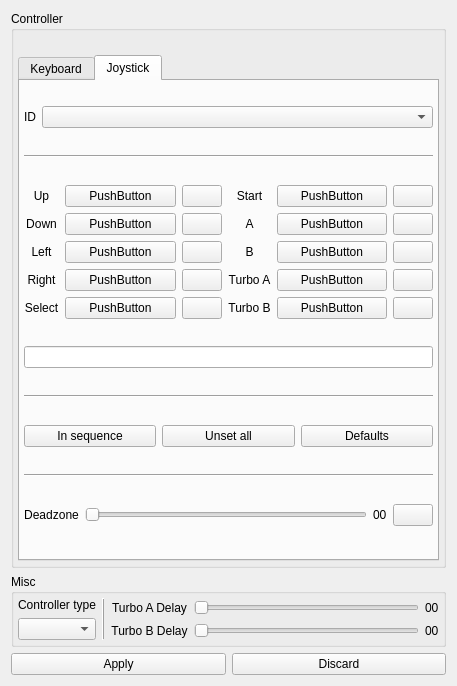
The window that src/gui/designer/dlgStdPad.ui (punesemu/puNES) describes before a commit, drawn with Qt 5.
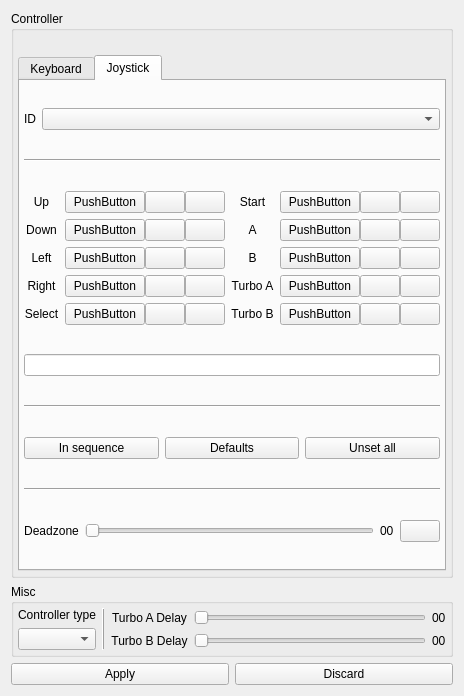
The same window after the commit. The open tabs and pages were chosen to show the change. Icons and pictures are not drawn.

Commit message:
Added the possibility to restore the default for each single button (dlgStdPad).
Fixed tabOrder for some dialogs.

Patch:
```diff
--- a/src/gui/designer/dlgStdPad.ui
+++ b/src/gui/designer/dlgStdPad.ui
@@ -10,7 +10,7 @@
     <x>0</x>
     <y>0</y>
     <width>457</width>
-    <height>686</height>
+    <height>696</height>
    </rect>
   </property>
   <property name="windowTitle">
@@ -738,189 +738,12 @@
               </property>
              </widget>
             </item>
-            <item row="1" column="3">
-             <widget class="QLabel" name="label_joy_A">
-              <property name="text">
-               <string>A</string>
-              </property>
-              <property name="alignment">
-               <set>Qt::AlignCenter</set>
-              </property>
-             </widget>
-            </item>
-            <item row="1" column="0">
-             <widget class="QLabel" name="label_joy_Down">
-              <property name="text">
-               <string>Down</string>
-              </property>
-              <property name="alignment">
-               <set>Qt::AlignCenter</set>
-              </property>
-             </widget>
-            </item>
-            <item row="0" column="2">
-             <widget class="QPushButton" name="pushButton_joy_unset_Up">
-              <property name="sizePolicy">
-               <sizepolicy hsizetype="Fixed" vsizetype="Fixed">
-                <horstretch>0</horstretch>
-                <verstretch>0</verstretch>
-               </sizepolicy>
-              </property>
-              <property name="toolTip">
-               <string>Unset</string>
-              </property>
-              <property name="text">
-               <string notr="true"/>
-              </property>
-              <property name="icon">
-               <iconset resource="resources.qrc">
-                <normaloff>:/icon/icons/trash.svg</normaloff>:/icon/icons/trash.svg</iconset>
-              </property>
-             </widget>
-            </item>
-            <item row="0" column="5">
-             <widget class="QPushButton" name="pushButton_joy_unset_Start">
-              <property name="sizePolicy">
-               <sizepolicy hsizetype="Fixed" vsizetype="Fixed">
-                <horstretch>0</horstretch>
-                <verstretch>0</verstretch>
-               </sizepolicy>
-              </property>
-              <property name="toolTip">
-               <string>Unset</string>
-              </property>
-              <property name="text">
-               <string notr="true"/>
-              </property>
-              <property name="icon">
-               <iconset resource="resources.qrc">
-                <normaloff>:/icon/icons/trash.svg</normaloff>:/icon/icons/trash.svg</iconset>
-              </property>
-             </widget>
-            </item>
-            <item row="2" column="0">
-             <widget class="QLabel" name="label_joy_Left">
-              <property name="text">
-               <string>Left</string>
-              </property>
-              <property name="alignment">
-               <set>Qt::AlignCenter</set>
-              </property>
-             </widget>
-            </item>
-            <item row="0" column="3">
-             <widget class="QLabel" name="label_joy_Start">
-              <property name="text">
-               <string>Start</string>
-              </property>
-              <property name="alignment">
-               <set>Qt::AlignCenter</set>
-              </property>
-             </widget>
-            </item>
-            <item row="0" column="1">
-             <widget class="QPushButton" name="pushButton_joy_Up">
-              <property name="sizePolicy">
-               <sizepolicy hsizetype="Expanding" vsizetype="Fixed">
-                <horstretch>0</horstretch>
-                <verstretch>0</verstretch>
-               </sizepolicy>
-              </property>
-              <property name="text">
-               <string notr="true">PushButton</string>
-              </property>
-             </widget>
-            </item>
-            <item row="0" column="4">
-             <widget class="QPushButton" name="pushButton_joy_Start">
-              <property name="sizePolicy">
-               <sizepolicy hsizetype="Expanding" vsizetype="Fixed">
-                <horstretch>0</horstretch>
-                <verstretch>0</verstretch>
-               </sizepolicy>
-              </property>
-              <property name="text">
-               <string notr="true">PushButton</string>
-              </property>
-             </widget>
-            </item>
-            <item row="2" column="4">
-             <widget class="QPushButton" name="pushButton_joy_B">
-              <property name="sizePolicy">
-               <sizepolicy hsizetype="Expanding" vsizetype="Fixed">
-                <horstretch>0</horstretch>
-                <verstretch>0</verstretch>
-               </sizepolicy>
-              </property>
-              <property name="text">
-               <string notr="true">PushButton</string>
-              </property>
-             </widget>
-            </item>
-            <item row="4" column="3">
-             <widget class="QLabel" name="label_joy_TurboB">
-              <property name="text">
-               <string>Turbo B</string>
-              </property>
-              <property name="alignment">
-               <set>Qt::AlignCenter</set>
-              </property>
-             </widget>
-            </item>
-            <item row="2" column="5">
-             <widget class="QPushButton" name="pushButton_joy_unset_B">
-              <property name="sizePolicy">
-               <sizepolicy hsizetype="Fixed" vsizetype="Fixed">
-                <horstretch>0</horstretch>
-                <verstretch>0</verstretch>
-               </sizepolicy>
-              </property>
-              <property name="toolTip">
-               <string>Unset</string>
-              </property>
-              <property name="text">
-               <string notr="true"/>
-              </property>
-              <property name="icon">
-               <iconset resource="resources.qrc">
-                <normaloff>:/icon/icons/trash.svg</normaloff>:/icon/icons/trash.svg</iconset>
-              </property>
-             </widget>
-            </item>
-            <item row="4" column="4">
-             <widget class="QPushButton" name="pushButton_joy_TurboB">
-              <property name="sizePolicy">
-               <sizepolicy hsizetype="Expanding" vsizetype="Fixed">
-                <horstretch>0</horstretch>
-                <verstretch>0</verstretch>
-               </sizepolicy>
-              </property>
-              <property name="text">
-               <string notr="true">PushButton</string>
-              </property>
-             </widget>
-            </item>
-            <item row="3" column="2">
-             <widget class="QPushButton" name="pushButton_joy_unset_Right">
-              <property name="sizePolicy">
-               <sizepolicy hsizetype="Fixed" vsizetype="Fixed">
-                <horstretch>0</horstretch>
-                <verstretch>0</verstretch>
-               </sizepolicy>
-              </property>
-              <property name="toolTip">
-               <string>Unset</string>
-              </property>
-              <property name="text">
-               <string notr="true"/>
-              </property>
-              <property name="icon">
-               <iconset resource="resources.qrc">
-                <normaloff>:/icon/icons/trash.svg</normaloff>:/icon/icons/trash.svg</iconset>
-              </property>
-             </widget>
-            </item>
             <item row="3" column="1">
+             <layout class="QHBoxLayout" name="horizontalLayout_joy_du_Right">
+              <property name="spacing">
+               <number>0</number>
+              </property>
+              <item>
              <widget class="QPushButton" name="pushButton_joy_Right">
               <property name="sizePolicy">
                <sizepolicy hsizetype="Expanding" vsizetype="Fixed">
@@ -933,40 +756,54 @@
               </property>
              </widget>
             </item>
-            <item row="3" column="4">
-             <widget class="QPushButton" name="pushButton_joy_TurboA">
+              <item>
+               <widget class="QPushButton" name="pushButton_joy_default_Right">
               <property name="sizePolicy">
-               <sizepolicy hsizetype="Expanding" vsizetype="Fixed">
+                 <sizepolicy hsizetype="Fixed" vsizetype="Fixed">
                 <horstretch>0</horstretch>
                 <verstretch>0</verstretch>
                </sizepolicy>
               </property>
-              <property name="text">
-               <string notr="true">PushButton</string>
-              </property>
-             </widget>
-            </item>
-            <item row="4" column="0">
-             <widget class="QLabel" name="label_joy_Select">
+                <property name="toolTip">
+                 <string>Default</string>
+                </property>
               <property name="text">
-               <string>Select</string>
-              </property>
-              <property name="alignment">
-               <set>Qt::AlignCenter</set>
+                 <string notr="true"/>
+                </property>
+                <property name="icon">
+                 <iconset resource="resources.qrc">
+                  <normaloff>:/icon/icons/default.svg</normaloff>:/icon/icons/default.svg</iconset>
               </property>
              </widget>
             </item>
-            <item row="3" column="3">
-             <widget class="QLabel" name="label_joy_TurboA">
+              <item>
+               <widget class="QPushButton" name="pushButton_joy_unset_Right">
+                <property name="sizePolicy">
+                 <sizepolicy hsizetype="Fixed" vsizetype="Fixed">
+                  <horstretch>0</horstretch>
+                  <verstretch>0</verstretch>
+                 </sizepolicy>
+                </property>
+                <property name="toolTip">
+                 <string>Unset</string>
+                </property>
               <property name="text">
-               <string>Turbo A</string>
-              </property>
-              <property name="alignment">
-               <set>Qt::AlignCenter</set>
+                 <string notr="true"/>
+                </property>
+                <property name="icon">
+                 <iconset resource="resources.qrc">
+                  <normaloff>:/icon/icons/trash.svg</normaloff>:/icon/icons/trash.svg</iconset>
               </property>
              </widget>
             </item>
-            <item row="1" column="4">
+             </layout>
+            </item>
+            <item row="1" column="3">
+             <layout class="QHBoxLayout" name="horizontalLayout_joy_du_A">
+              <property name="spacing">
+               <number>0</number>
+              </property>
+              <item>
              <widget class="QPushButton" name="pushButton_joy_A">
               <property name="sizePolicy">
                <sizepolicy hsizetype="Expanding" vsizetype="Fixed">
@@ -979,8 +816,8 @@
               </property>
              </widget>
             </item>
-            <item row="1" column="2">
-             <widget class="QPushButton" name="pushButton_joy_unset_Down">
+              <item>
+               <widget class="QPushButton" name="pushButton_joy_default_A">
               <property name="sizePolicy">
                <sizepolicy hsizetype="Fixed" vsizetype="Fixed">
                 <horstretch>0</horstretch>
@@ -999,17 +836,7 @@
               </property>
              </widget>
             </item>
-            <item row="2" column="3">
-             <widget class="QLabel" name="label_joy_B">
-              <property name="text">
-               <string>B</string>
-              </property>
-              <property name="alignment">
-               <set>Qt::AlignCenter</set>
-              </property>
-             </widget>
-            </item>
-            <item row="1" column="5">
+              <item>
              <widget class="QPushButton" name="pushButton_joy_unset_A">
               <property name="sizePolicy">
                <sizepolicy hsizetype="Fixed" vsizetype="Fixed">
@@ -1029,27 +856,14 @@
               </property>
              </widget>
             </item>
-            <item row="2" column="2">
-             <widget class="QPushButton" name="pushButton_joy_unset_Left">
-              <property name="sizePolicy">
-               <sizepolicy hsizetype="Fixed" vsizetype="Fixed">
-                <horstretch>0</horstretch>
-                <verstretch>0</verstretch>
-               </sizepolicy>
-              </property>
-              <property name="toolTip">
-               <string>Unset</string>
-              </property>
-              <property name="text">
-               <string notr="true"/>
-              </property>
-              <property name="icon">
-               <iconset resource="resources.qrc">
-                <normaloff>:/icon/icons/trash.svg</normaloff>:/icon/icons/trash.svg</iconset>
-              </property>
-             </widget>
+             </layout>
             </item>
             <item row="2" column="1">
+             <layout class="QHBoxLayout" name="horizontalLayout_joy_du_Left">
+              <property name="spacing">
+               <number>0</number>
+              </property>
+              <item>
              <widget class="QPushButton" name="pushButton_joy_Left">
               <property name="sizePolicy">
                <sizepolicy hsizetype="Expanding" vsizetype="Fixed">
@@ -1062,6 +876,208 @@
               </property>
              </widget>
             </item>
+              <item>
+               <widget class="QPushButton" name="pushButton_joy_default_Left">
+                <property name="sizePolicy">
+                 <sizepolicy hsizetype="Fixed" vsizetype="Fixed">
+                  <horstretch>0</horstretch>
+                  <verstretch>0</verstretch>
+                 </sizepolicy>
+                </property>
+                <property name="toolTip">
+                 <string>Default</string>
+                </property>
+                <property name="text">
+                 <string notr="true"/>
+                </property>
+                <property name="icon">
+                 <iconset resource="resources.qrc">
+                  <normaloff>:/icon/icons/default.svg</normaloff>:/icon/icons/default.svg</iconset>
+                </property>
+               </widget>
+              </item>
+              <item>
+               <widget class="QPushButton" name="pushButton_joy_unset_Left">
+                <property name="sizePolicy">
+                 <sizepolicy hsizetype="Fixed" vsizetype="Fixed">
+                  <horstretch>0</horstretch>
+                  <verstretch>0</verstretch>
+                 </sizepolicy>
+                </property>
+                <property name="toolTip">
+                 <string>Unset</string>
+                </property>
+                <property name="text">
+                 <string notr="true"/>
+                </property>
+                <property name="icon">
+                 <iconset resource="resources.qrc">
+                  <normaloff>:/icon/icons/trash.svg</normaloff>:/icon/icons/trash.svg</iconset>
+                </property>
+               </widget>
+              </item>
+             </layout>
+            </item>
+            <item row="2" column="2">
+             <widget class="QLabel" name="label_joy_B">
+              <property name="text">
+               <string>B</string>
+              </property>
+              <property name="alignment">
+               <set>Qt::AlignCenter</set>
+              </property>
+             </widget>
+            </item>
+            <item row="4" column="0">
+             <widget class="QLabel" name="label_joy_Select">
+              <property name="text">
+               <string>Select</string>
+              </property>
+              <property name="alignment">
+               <set>Qt::AlignCenter</set>
+              </property>
+             </widget>
+            </item>
+            <item row="0" column="1">
+             <layout class="QHBoxLayout" name="horizontalLayout_joy_du_UP">
+              <property name="spacing">
+               <number>0</number>
+              </property>
+              <item>
+               <widget class="QPushButton" name="pushButton_joy_Up">
+                <property name="sizePolicy">
+                 <sizepolicy hsizetype="Expanding" vsizetype="Fixed">
+                  <horstretch>0</horstretch>
+                  <verstretch>0</verstretch>
+                 </sizepolicy>
+                </property>
+                <property name="text">
+                 <string notr="true">PushButton</string>
+                </property>
+               </widget>
+              </item>
+              <item>
+               <widget class="QPushButton" name="pushButton_joy_default_Up">
+                <property name="sizePolicy">
+                 <sizepolicy hsizetype="Fixed" vsizetype="Fixed">
+                  <horstretch>0</horstretch>
+                  <verstretch>0</verstretch>
+                 </sizepolicy>
+                </property>
+                <property name="toolTip">
+                 <string>Default</string>
+                </property>
+                <property name="text">
+                 <string notr="true"/>
+                </property>
+                <property name="icon">
+                 <iconset resource="resources.qrc">
+                  <normaloff>:/icon/icons/default.svg</normaloff>:/icon/icons/default.svg</iconset>
+                </property>
+               </widget>
+              </item>
+              <item>
+               <widget class="QPushButton" name="pushButton_joy_unset_Up">
+                <property name="sizePolicy">
+                 <sizepolicy hsizetype="Fixed" vsizetype="Fixed">
+                  <horstretch>0</horstretch>
+                  <verstretch>0</verstretch>
+                 </sizepolicy>
+                </property>
+                <property name="toolTip">
+                 <string>Unset</string>
+                </property>
+                <property name="text">
+                 <string notr="true"/>
+                </property>
+                <property name="icon">
+                 <iconset resource="resources.qrc">
+                  <normaloff>:/icon/icons/trash.svg</normaloff>:/icon/icons/trash.svg</iconset>
+                </property>
+               </widget>
+              </item>
+             </layout>
+            </item>
+            <item row="4" column="2">
+             <widget class="QLabel" name="label_joy_TurboB">
+              <property name="text">
+               <string>Turbo B</string>
+              </property>
+              <property name="alignment">
+               <set>Qt::AlignCenter</set>
+              </property>
+             </widget>
+            </item>
+            <item row="1" column="0">
+             <widget class="QLabel" name="label_joy_Down">
+              <property name="text">
+               <string>Down</string>
+              </property>
+              <property name="alignment">
+               <set>Qt::AlignCenter</set>
+              </property>
+             </widget>
+            </item>
+            <item row="2" column="3">
+             <layout class="QHBoxLayout" name="horizontalLayout_joy_du_B">
+              <property name="spacing">
+               <number>0</number>
+              </property>
+              <item>
+               <widget class="QPushButton" name="pushButton_joy_B">
+                <property name="sizePolicy">
+                 <sizepolicy hsizetype="Expanding" vsizetype="Fixed">
+                  <horstretch>0</horstretch>
+                  <verstretch>0</verstretch>
+                 </sizepolicy>
+                </property>
+                <property name="text">
+                 <string notr="true">PushButton</string>
+                </property>
+               </widget>
+              </item>
+              <item>
+               <widget class="QPushButton" name="pushButton_joy_default_B">
+                <property name="sizePolicy">
+                 <sizepolicy hsizetype="Fixed" vsizetype="Fixed">
+                  <horstretch>0</horstretch>
+                  <verstretch>0</verstretch>
+                 </sizepolicy>
+                </property>
+                <property name="toolTip">
+                 <string>Default</string>
+                </property>
+                <property name="text">
+                 <string notr="true"/>
+                </property>
+                <property name="icon">
+                 <iconset resource="resources.qrc">
+                  <normaloff>:/icon/icons/default.svg</normaloff>:/icon/icons/default.svg</iconset>
+                </property>
+               </widget>
+              </item>
+              <item>
+               <widget class="QPushButton" name="pushButton_joy_unset_B">
+                <property name="sizePolicy">
+                 <sizepolicy hsizetype="Fixed" vsizetype="Fixed">
+                  <horstretch>0</horstretch>
+                  <verstretch>0</verstretch>
+                 </sizepolicy>
+                </property>
+                <property name="toolTip">
+                 <string>Unset</string>
+                </property>
+                <property name="text">
+                 <string notr="true"/>
+                </property>
+                <property name="icon">
+                 <iconset resource="resources.qrc">
+                  <normaloff>:/icon/icons/trash.svg</normaloff>:/icon/icons/trash.svg</iconset>
+                </property>
+               </widget>
+              </item>
+             </layout>
+            </item>
             <item row="3" column="0">
              <widget class="QLabel" name="label_joy_Right">
               <property name="text">
@@ -1072,7 +1088,105 @@
               </property>
              </widget>
             </item>
-            <item row="3" column="5">
+            <item row="4" column="3">
+             <layout class="QHBoxLayout" name="horizontalLayout_joy_du_TurboB">
+              <property name="spacing">
+               <number>0</number>
+              </property>
+              <item>
+               <widget class="QPushButton" name="pushButton_joy_TurboB">
+                <property name="sizePolicy">
+                 <sizepolicy hsizetype="Expanding" vsizetype="Fixed">
+                  <horstretch>0</horstretch>
+                  <verstretch>0</verstretch>
+                 </sizepolicy>
+                </property>
+                <property name="text">
+                 <string notr="true">PushButton</string>
+                </property>
+               </widget>
+              </item>
+              <item>
+               <widget class="QPushButton" name="pushButton_joy_default_TurboB">
+                <property name="sizePolicy">
+                 <sizepolicy hsizetype="Fixed" vsizetype="Fixed">
+                  <horstretch>0</horstretch>
+                  <verstretch>0</verstretch>
+                 </sizepolicy>
+                </property>
+                <property name="toolTip">
+                 <string>Default</string>
+                </property>
+                <property name="text">
+                 <string notr="true"/>
+                </property>
+                <property name="icon">
+                 <iconset resource="resources.qrc">
+                  <normaloff>:/icon/icons/default.svg</normaloff>:/icon/icons/default.svg</iconset>
+                </property>
+               </widget>
+              </item>
+              <item>
+               <widget class="QPushButton" name="pushButton_joy_unset_TurboB">
+                <property name="sizePolicy">
+                 <sizepolicy hsizetype="Fixed" vsizetype="Fixed">
+                  <horstretch>0</horstretch>
+                  <verstretch>0</verstretch>
+                 </sizepolicy>
+                </property>
+                <property name="toolTip">
+                 <string>Unset</string>
+                </property>
+                <property name="text">
+                 <string notr="true"/>
+                </property>
+                <property name="icon">
+                 <iconset resource="resources.qrc">
+                  <normaloff>:/icon/icons/trash.svg</normaloff>:/icon/icons/trash.svg</iconset>
+                </property>
+               </widget>
+              </item>
+             </layout>
+            </item>
+            <item row="3" column="3">
+             <layout class="QHBoxLayout" name="horizontalLayout_joy_du_TurboA">
+              <property name="spacing">
+               <number>0</number>
+              </property>
+              <item>
+               <widget class="QPushButton" name="pushButton_joy_TurboA">
+                <property name="sizePolicy">
+                 <sizepolicy hsizetype="Expanding" vsizetype="Fixed">
+                  <horstretch>0</horstretch>
+                  <verstretch>0</verstretch>
+                 </sizepolicy>
+                </property>
+                <property name="text">
+                 <string notr="true">PushButton</string>
+                </property>
+               </widget>
+              </item>
+              <item>
+               <widget class="QPushButton" name="pushButton_joy_default_TurboA">
+                <property name="sizePolicy">
+                 <sizepolicy hsizetype="Fixed" vsizetype="Fixed">
+                  <horstretch>0</horstretch>
+                  <verstretch>0</verstretch>
+                 </sizepolicy>
+                </property>
+                <property name="toolTip">
+                 <string>Default</string>
+                </property>
+                <property name="text">
+                 <string notr="true"/>
+                </property>
+                <property name="icon">
+                 <iconset resource="resources.qrc">
+                  <normaloff>:/icon/icons/default.svg</normaloff>:/icon/icons/default.svg</iconset>
+                </property>
+               </widget>
+              </item>
+              <item>
              <widget class="QPushButton" name="pushButton_joy_unset_TurboA">
               <property name="sizePolicy">
                <sizepolicy hsizetype="Fixed" vsizetype="Fixed">
@@ -1092,7 +1206,24 @@
               </property>
              </widget>
             </item>
+             </layout>
+            </item>
+            <item row="3" column="2">
+             <widget class="QLabel" name="label_joy_TurboA">
+              <property name="text">
+               <string>Turbo A</string>
+              </property>
+              <property name="alignment">
+               <set>Qt::AlignCenter</set>
+              </property>
+             </widget>
+            </item>
             <item row="4" column="1">
+             <layout class="QHBoxLayout" name="horizontalLayout_joy_du_Select">
+              <property name="spacing">
+               <number>0</number>
+              </property>
+              <item>
              <widget class="QPushButton" name="pushButton_joy_Select">
               <property name="sizePolicy">
                <sizepolicy hsizetype="Expanding" vsizetype="Fixed">
@@ -1105,7 +1236,27 @@
               </property>
              </widget>
             </item>
-            <item row="4" column="2">
+              <item>
+               <widget class="QPushButton" name="pushButton_joy_default_Select">
+                <property name="sizePolicy">
+                 <sizepolicy hsizetype="Fixed" vsizetype="Fixed">
+                  <horstretch>0</horstretch>
+                  <verstretch>0</verstretch>
+                 </sizepolicy>
+                </property>
+                <property name="toolTip">
+                 <string>Default</string>
+                </property>
+                <property name="text">
+                 <string notr="true"/>
+                </property>
+                <property name="icon">
+                 <iconset resource="resources.qrc">
+                  <normaloff>:/icon/icons/default.svg</normaloff>:/icon/icons/default.svg</iconset>
+                </property>
+               </widget>
+              </item>
+              <item>
              <widget class="QPushButton" name="pushButton_joy_unset_Select">
               <property name="sizePolicy">
                <sizepolicy hsizetype="Fixed" vsizetype="Fixed">
@@ -1125,8 +1276,48 @@
               </property>
              </widget>
             </item>
-            <item row="4" column="5">
-             <widget class="QPushButton" name="pushButton_joy_unset_TurboB">
+             </layout>
+            </item>
+            <item row="0" column="3">
+             <layout class="QHBoxLayout" name="horizontalLayout_joy_du_Start">
+              <property name="spacing">
+               <number>0</number>
+              </property>
+              <item>
+               <widget class="QPushButton" name="pushButton_joy_Start">
+                <property name="sizePolicy">
+                 <sizepolicy hsizetype="Expanding" vsizetype="Fixed">
+                  <horstretch>0</horstretch>
+                  <verstretch>0</verstretch>
+                 </sizepolicy>
+                </property>
+                <property name="text">
+                 <string notr="true">PushButton</string>
+                </property>
+               </widget>
+              </item>
+              <item>
+               <widget class="QPushButton" name="pushButton_joy_default_Start">
+                <property name="sizePolicy">
+                 <sizepolicy hsizetype="Fixed" vsizetype="Fixed">
+                  <horstretch>0</horstretch>
+                  <verstretch>0</verstretch>
+                 </sizepolicy>
+                </property>
+                <property name="toolTip">
+                 <string>Default</string>
+                </property>
+                <property name="text">
+                 <string notr="true"/>
+                </property>
+                <property name="icon">
+                 <iconset resource="resources.qrc">
+                  <normaloff>:/icon/icons/default.svg</normaloff>:/icon/icons/default.svg</iconset>
+                </property>
+               </widget>
+              </item>
+              <item>
+               <widget class="QPushButton" name="pushButton_joy_unset_Start">
               <property name="sizePolicy">
                <sizepolicy hsizetype="Fixed" vsizetype="Fixed">
                 <horstretch>0</horstretch>
@@ -1145,7 +1336,24 @@
               </property>
              </widget>
             </item>
+             </layout>
+            </item>
+            <item row="2" column="0">
+             <widget class="QLabel" name="label_joy_Left">
+              <property name="text">
+               <string>Left</string>
+              </property>
+              <property name="alignment">
+               <set>Qt::AlignCenter</set>
+              </property>
+             </widget>
+            </item>
             <item row="1" column="1">
+             <layout class="QHBoxLayout" name="horizontalLayout_joy_du_Down">
+              <property name="spacing">
+               <number>0</number>
+              </property>
+              <item>
              <widget class="QPushButton" name="pushButton_joy_Down">
               <property name="sizePolicy">
                <sizepolicy hsizetype="Expanding" vsizetype="Fixed">
@@ -1158,6 +1366,68 @@
               </property>
              </widget>
             </item>
+              <item>
+               <widget class="QPushButton" name="pushButton_joy_default_Down">
+                <property name="sizePolicy">
+                 <sizepolicy hsizetype="Fixed" vsizetype="Fixed">
+                  <horstretch>0</horstretch>
+                  <verstretch>0</verstretch>
+                 </sizepolicy>
+                </property>
+                <property name="toolTip">
+                 <string>Default</string>
+                </property>
+                <property name="text">
+                 <string notr="true"/>
+                </property>
+                <property name="icon">
+                 <iconset resource="resources.qrc">
+                  <normaloff>:/icon/icons/default.svg</normaloff>:/icon/icons/default.svg</iconset>
+                </property>
+               </widget>
+              </item>
+              <item>
+               <widget class="QPushButton" name="pushButton_joy_unset_Down">
+                <property name="sizePolicy">
+                 <sizepolicy hsizetype="Fixed" vsizetype="Fixed">
+                  <horstretch>0</horstretch>
+                  <verstretch>0</verstretch>
+                 </sizepolicy>
+                </property>
+                <property name="toolTip">
+                 <string>Unset</string>
+                </property>
+                <property name="text">
+                 <string notr="true"/>
+                </property>
+                <property name="icon">
+                 <iconset resource="resources.qrc">
+                  <normaloff>:/icon/icons/trash.svg</normaloff>:/icon/icons/trash.svg</iconset>
+                </property>
+               </widget>
+              </item>
+             </layout>
+            </item>
+            <item row="1" column="2">
+             <widget class="QLabel" name="label_joy_A">
+              <property name="text">
+               <string>A</string>
+              </property>
+              <property name="alignment">
+               <set>Qt::AlignCenter</set>
+              </property>
+             </widget>
+            </item>
+            <item row="0" column="2">
+             <widget class="QLabel" name="label_joy_Start">
+              <property name="text">
+               <string>Start</string>
+              </property>
+              <property name="alignment">
+               <set>Qt::AlignCenter</set>
+              </property>
+             </widget>
+            </item>
            </layout>
           </item>
           <item>
@@ -1190,17 +1460,6 @@
               </property>
              </widget>
             </item>
-            <item>
-             <widget class="QPushButton" name="pushButton_joy_Unset_all">
-              <property name="text">
-               <string>Unset all</string>
-              </property>
-              <property name="icon">
-               <iconset resource="resources.qrc">
-                <normaloff>:/icon/icons/trash.svg</normaloff>:/icon/icons/trash.svg</iconset>
-              </property>
-             </widget>
-            </item>
             <item>
              <widget class="QPushButton" name="pushButton_joy_Defaults">
               <property name="text">
@@ -1212,6 +1471,17 @@
               </property>
              </widget>
             </item>
+            <item>
+             <widget class="QPushButton" name="pushButton_joy_Unset_all">
+              <property name="text">
+               <string>Unset all</string>
+              </property>
+              <property name="icon">
+               <iconset resource="resources.qrc">
+                <normaloff>:/icon/icons/trash.svg</normaloff>:/icon/icons/trash.svg</iconset>
+              </property>
+             </widget>
+            </item>
            </layout>
           </item>
           <item>
```
Left out of the diff: 820 changed lines with no effect on the pictures. Lines whose indentation alone changed are shown as unchanged. The commit also changes 10 other files.
